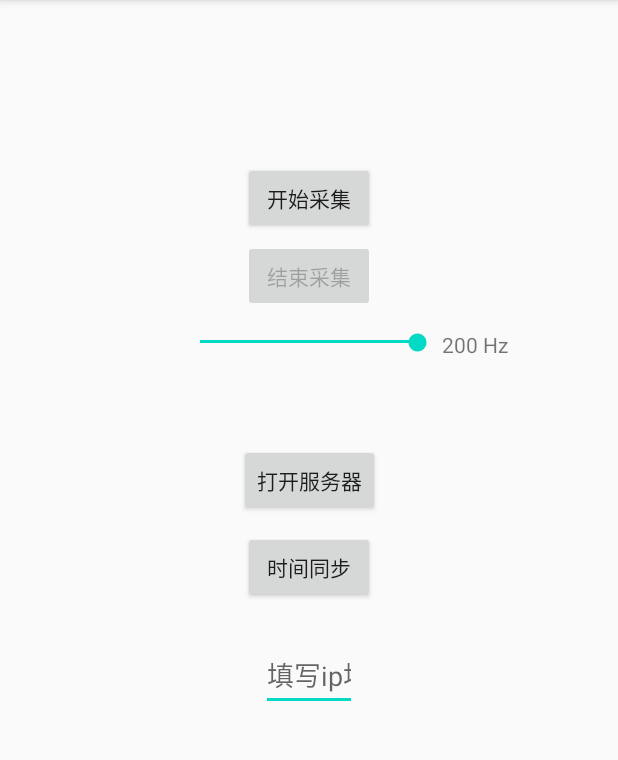
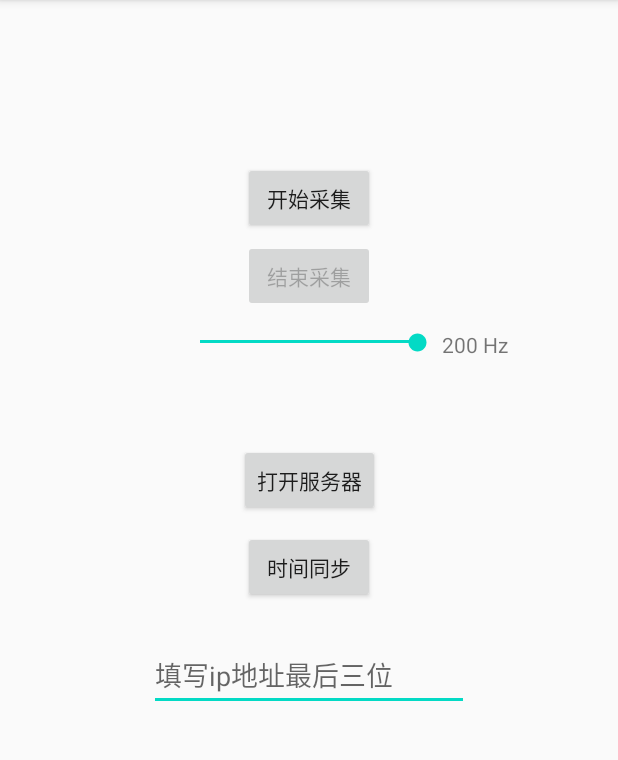
Before and after one commit to DoDoLilo/OriBee, an Android app: the screen it shows after launch (MainActivity), on a phone screen of 412 x 824 dp, the part 84-844 px from its top. Run offline under Robolectric (Android 15) with nearby library versions, the phone set to English and light mode, and no system bars.

Commit message:
fix bugs

```diff
--- a/app/src/main/res/layout/activity_choose.xml
+++ b/app/src/main/res/layout/activity_choose.xml
@@ -1,7 +1,7 @@
 <?xml version="1.0" encoding="utf-8"?>
 <androidx.constraintlayout.widget.ConstraintLayout xmlns:android="http://schemas.android.com/apk/res/android"
         xmlns:app="http://schemas.android.com/apk/res-auto"
-        android:layout_width="match_parent"
+    android:layout_width="match_parent"
         android:layout_height="match_parent">
 
     <Button
@@ -81,11 +81,20 @@
         android:layout_width="wrap_content"
         android:layout_height="wrap_content"
         android:layout_marginTop="24dp"
-        android:ems="3"
+        android:ems="10"
         android:inputType="number"
         app:layout_constraintEnd_toEndOf="parent"
         app:layout_constraintStart_toStartOf="parent"
         android:hint="@string/enter_ip_address_last_three_digit"
         app:layout_constraintTop_toBottomOf="@+id/bt_time_sync" />
 
+    <TextView
+        android:id="@+id/tv_offset_info"
+        android:layout_width="wrap_content"
+        android:layout_height="wrap_content"
+        android:text=""
+        app:layout_constraintEnd_toEndOf="parent"
+        app:layout_constraintStart_toStartOf="parent"
+        app:layout_constraintTop_toBottomOf="@+id/ev_remote_ip_address" />
+
 </androidx.constraintlayout.widget.ConstraintLayout>
```
Also changed, not shown: app/src/main/java/com/dadachen/oribee/MainActivity.kt (+17 -2 lines).
